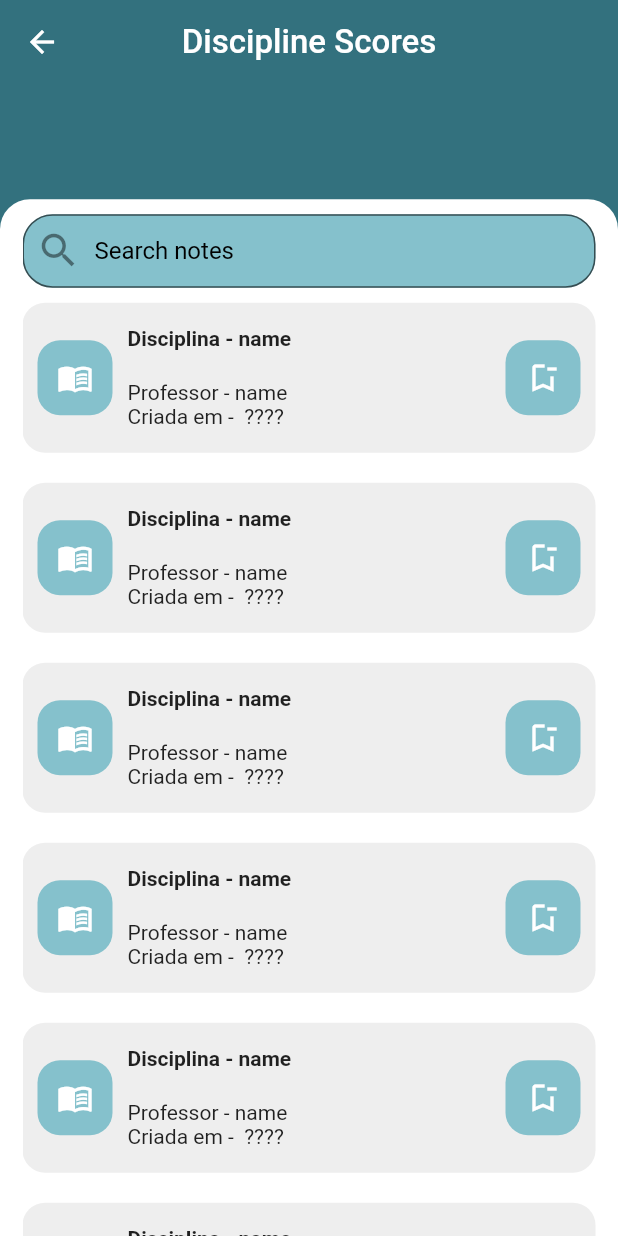
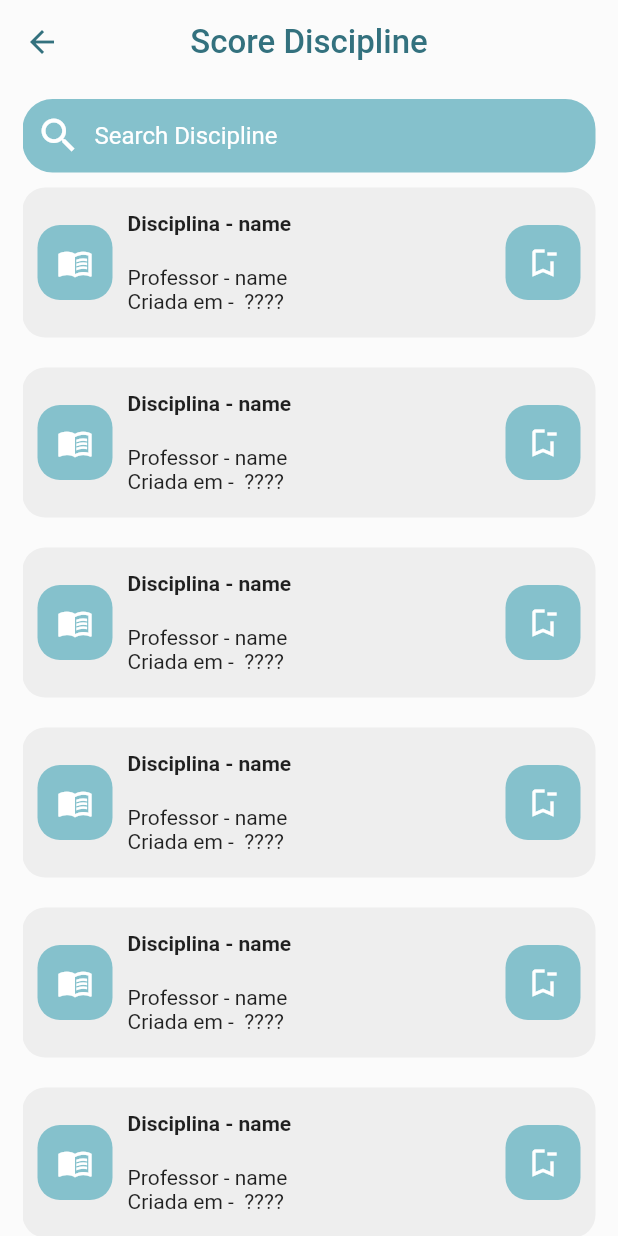
Before and after one commit to RegisSalesRA/django_flutter_college, a Flutter app: the ScoresDisciplinesScreen screen opened by its route, on a phone screen of 412 x 824 dp. Run offline on Flutter 3.47's test engine with Material 2 defaults, Android fonts, the phone set to English and light mode, and no system bars; our stand-ins replace dio.

Commit message:
refactory teacher screens

```diff
--- a/client_flutter/lib/presentation/discipline_student/score_discipline_screen.dart
+++ b/client_flutter/lib/presentation/discipline_student/score_discipline_screen.dart
@@ -17,25 +17,22 @@ class _ScoresDisciplinesScreenState extends State<ScoresDisciplinesScreen> {
   Widget build(BuildContext context) {
     return Scaffold(
       appBar: AppBar(
+        iconTheme: const IconThemeData(
+          color: ColorsTheme.secondaryColor,
+        ),
         centerTitle: true,
         elevation: 0,
-        backgroundColor: ColorsTheme.secondaryColor,
-        title: const Text("Discipline Scores"),
+        backgroundColor: Colors.white10,
+        title: const Text(
+          "Score Discipline",
+          style: TextStyle(color: ColorsTheme.secondaryColor),
+        ),
       ),
       body: Container(
           height: MediaQuerySize.heigthSizeCustom(context),
           decoration: const BoxDecoration(
-          color: ColorsTheme.secondaryColor,
+            color: Colors.white10,
           ),
-        child: Container(
-            margin: EdgeInsets.only(
-                top: MediaQuerySize.heigthSizeCustom(context) * 0.10),
-            height: MediaQuerySize.heigthSizeCustom(context) * 0.90,
-            decoration: const BoxDecoration(
-                color: Colors.white,
-                borderRadius: BorderRadius.only(
-                    topLeft: Radius.circular(20),
-                    topRight: Radius.circular(20))),
           child: Padding(
             padding: const EdgeInsets.symmetric(horizontal: 15),
             child: SingleChildScrollView(
@@ -47,21 +44,20 @@ class _ScoresDisciplinesScreenState extends State<ScoresDisciplinesScreen> {
                   TextField(
                       //    controller: widget.textController,
                       //    onChanged: widget.onChanged,
-                        style: const TextStyle(color: ColorsTheme.primaryColor),
+                      style: const TextStyle(color: Colors.white),
                       decoration: InputDecoration(
-                          hintStyle: const TextStyle(color: Colors.black),
+                        hintStyle: const TextStyle(color: Colors.white),
                         contentPadding:
                             const EdgeInsets.symmetric(vertical: 15.0),
                         fillColor: ColorsTheme.primaryColor,
                         filled: true,
                         border: OutlineInputBorder(
+                          borderSide: BorderSide.none,
                           borderRadius: BorderRadius.circular(20.0),
                         ),
-                          hintText: 'Search notes',
-                          prefixIcon: const Icon(
-                            Icons.search,
-                            size: 30.0,
-                          ),
+                        hintText: 'Search Discipline',
+                        prefixIcon: const Icon(Icons.search,
+                            size: 30.0, color: Colors.white),
                       )),
                   ListView.builder(
                       shrinkWrap: true,
@@ -74,7 +70,6 @@ class _ScoresDisciplinesScreenState extends State<ScoresDisciplinesScreen> {
               ),
             ),
           )),
-      ),
     );
   }
 }
```
Also changed, not shown: client_flutter/lib/presentation/discipline_student/availible_discipline_screen.dart (+15 -20 lines), client_flutter/lib/presentation/discipline_teacher/discipline_teacher.dart (+9 -13 lines), client_flutter/lib/presentation/discipline_teacher/insert_score_screen.dart (+16 -20 lines). Lines whose indentation alone changed are shown as unchanged.
